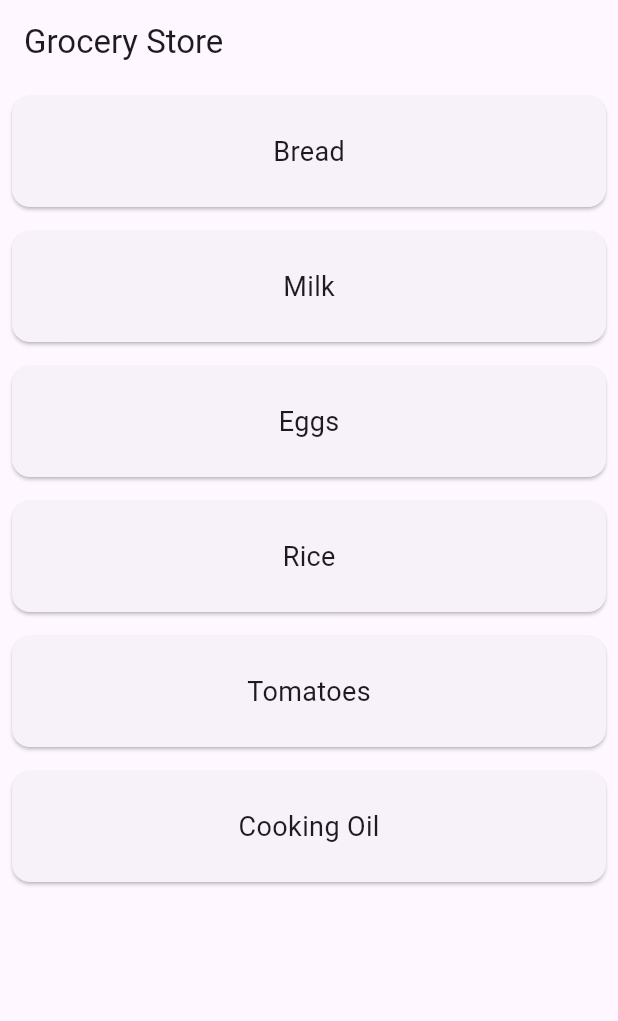
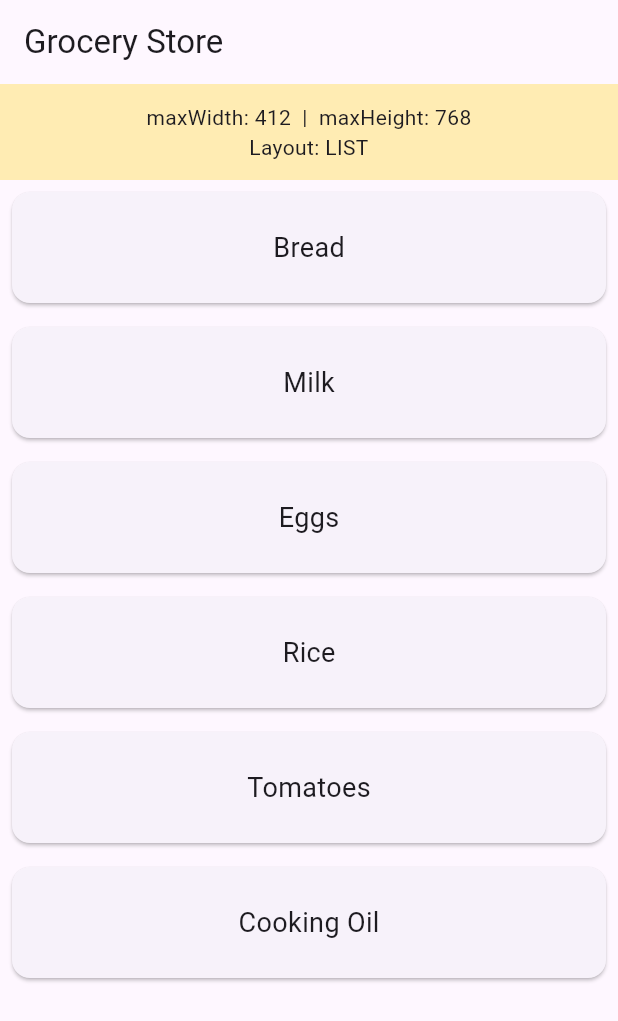
Before and after one commit to mackun-ui/layoutbuilder_demo, a Flutter app: the screen it shows after launch, on a phone screen of 412 x 824 dp. Shown: the top 1021 px of the screen. Run offline on Flutter 3.47's test engine with Material 3 defaults, Android fonts, the phone set to English and light mode, and no system bars.

Commit message:
Show live maxWidth and maxHeight banner

```diff
--- a/lib/main.dart
+++ b/lib/main.dart
@@ -28,15 +28,36 @@ class ProductScreen extends StatelessWidget {
       appBar: AppBar(title: const Text('Grocery Store')),
       body: LayoutBuilder(
         builder: (context, constraints) {
-          if (constraints.maxWidth > 600) {
-            return GridView.count(
-              crossAxisCount: 3,
-              children: products.map((p) => ProductCard(name: p)).toList(),
-            );
-          }
+          final isWide = constraints.maxWidth > 600;
 
-          return ListView(
-            children: products.map((p) => ProductCard(name: p)).toList(),
+          return Column(
+            children: [
+
+              Container(
+                width: double.infinity,
+                color: Colors.amber.shade100,
+                padding: const EdgeInsets.all(12),
+                child: Text(
+                  'maxWidth: ${constraints.maxWidth.toStringAsFixed(0)}  |  '
+                  'maxHeight: ${constraints.maxHeight.toStringAsFixed(0)}\n'
+                  'Layout: ${isWide ? "GRID" : "LIST"}',
+                  textAlign: TextAlign.center,
+                ),
+              ),
+
+              Expanded(
+                child: isWide
+                  ? GridView.count(
+                      crossAxisCount: 3,
+                      children:
+                        products.map((p) => ProductCard(name: p)).toList(),
+                    )
+                  : ListView(
+                      children:
+                        products.map((p) => ProductCard(name: p)).toList(),
+                    ),
+              ),
+            ],
           );
         },
       ),
```
